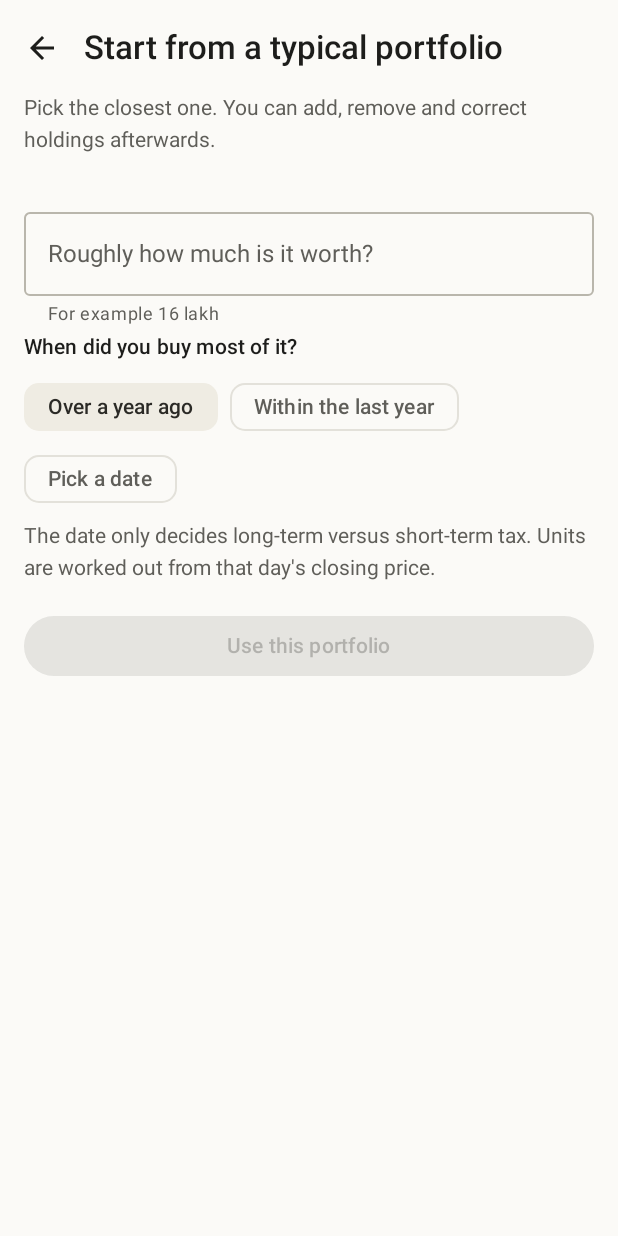
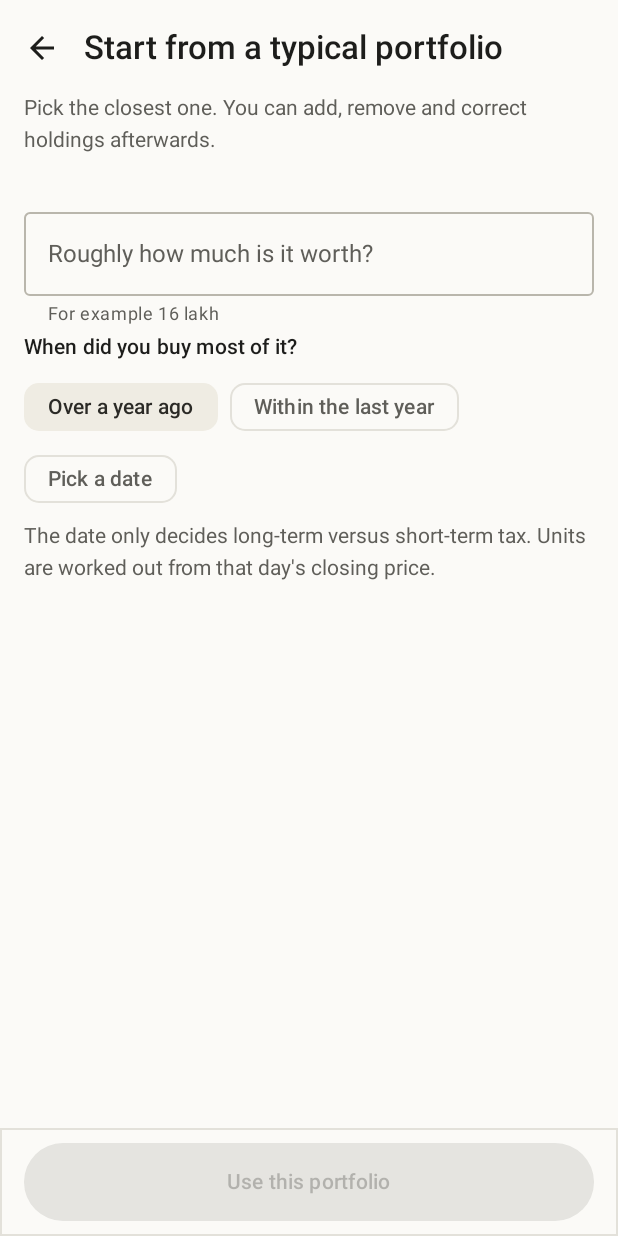
Before and after one commit to p-prakhar/portfolio-rebalancing, an Android app built with Jetpack Compose: the composable StarterScreen shown on its own in the app's theme, on a phone screen of 412 x 824 dp. Run offline under Robolectric (Android 15) with nearby library versions, the phone set to English and light mode, and no system bars; libraries missing offline, so code that uses them is left out: com.chaquo.python; 2 statements that could not run were skipped.

Commit message:
Android: fix dark mode text contrast, pin main actions, tidy strategy choices
Text outside a Surface took the default black content colour, so the first
run and start screens were unreadable in dark mode. The app root is now a
Surface with the theme's content colour, and cards and scaffolds set theirs.
Save and Use this portfolio are pinned above the keyboard, strategies show
three choices first, and removing a deposit asks first.

Co-Authored-By: Claude Fable 5.2 <noreply@anthropic.com>
Claude-Session: https://claude.ai/code/session_01TvqZTqKwgMH9GPfUQPnJLt

```diff
--- a/android/app/src/main/java/app/portfolioengine/ui/components/Components.kt
+++ b/android/app/src/main/java/app/portfolioengine/ui/components/Components.kt
@@ -17,6 +17,8 @@ import androidx.compose.foundation.layout.fillMaxSize
 import androidx.compose.foundation.layout.fillMaxWidth
 import androidx.compose.foundation.layout.height
 import androidx.compose.foundation.layout.heightIn
+import androidx.compose.foundation.layout.imePadding
+import androidx.compose.foundation.layout.navigationBarsPadding
 import androidx.compose.foundation.layout.padding
 import androidx.compose.foundation.layout.size
 import androidx.compose.foundation.layout.width
@@ -79,11 +81,11 @@ fun AppCard(modifier: Modifier = Modifier, onClick: (() -> Unit)? = null, conten
     val shape = MaterialTheme.shapes.medium
     val border = BorderStroke(1.dp, MaterialTheme.colorScheme.outlineVariant)
     if (onClick != null) {
-        Surface(onClick = onClick, modifier = modifier.fillMaxWidth(), shape = shape, color = MaterialTheme.colorScheme.surfaceContainerLow, border = border) {
+        Surface(onClick = onClick, modifier = modifier.fillMaxWidth(), shape = shape, color = MaterialTheme.colorScheme.surfaceContainerLow, contentColor = MaterialTheme.colorScheme.onSurface, border = border) {
             Column(Modifier.padding(16.dp), content = content)
         }
     } else {
-        Surface(modifier = modifier.fillMaxWidth(), shape = shape, color = MaterialTheme.colorScheme.surfaceContainerLow, border = border) {
+        Surface(modifier = modifier.fillMaxWidth(), shape = shape, color = MaterialTheme.colorScheme.surfaceContainerLow, contentColor = MaterialTheme.colorScheme.onSurface, border = border) {
             Column(Modifier.padding(16.dp), content = content)
         }
     }
@@ -91,7 +93,7 @@ fun AppCard(modifier: Modifier = Modifier, onClick: (() -> Unit)? = null, conten
 
 @Composable
 fun SectionTitle(text: String, modifier: Modifier = Modifier) {
-    Text(text, style = MaterialTheme.typography.titleMedium, modifier = modifier.padding(top = 20.dp, bottom = 8.dp))
+    Text(text, style = MaterialTheme.typography.titleMedium, color = MaterialTheme.colorScheme.onBackground, modifier = modifier.padding(top = 20.dp, bottom = 8.dp))
 }
 
 @Composable
@@ -330,8 +332,20 @@ fun SubScreen(title: String, onBack: () -> Unit, actions: @Composable RowScope.(
         },
         bottomBar = bottomBar,
         containerColor = MaterialTheme.colorScheme.background,
+        contentColor = MaterialTheme.colorScheme.onBackground,
         content = content,
     )
+}
+
+/** The screen's one main action, pinned above the keyboard and system bar so it is always within reach. */
+@Composable
+fun ActionBar(label: String, enabled: Boolean = true, error: String? = null, onClick: () -> Unit) {
+    Surface(color = MaterialTheme.colorScheme.background, contentColor = MaterialTheme.colorScheme.onBackground, border = BorderStroke(1.dp, MaterialTheme.colorScheme.outlineVariant)) {
+        Column(Modifier.fillMaxWidth().navigationBarsPadding().imePadding().padding(horizontal = 16.dp, vertical = 10.dp)) {
+            if (error != null) Text(error, color = MaterialTheme.colorScheme.error, style = MaterialTheme.typography.bodyMedium, modifier = Modifier.padding(bottom = 8.dp))
+            Button(onClick = onClick, enabled = enabled, modifier = Modifier.fillMaxWidth().heightIn(min = 52.dp)) { Text(label) }
+        }
+    }
 }
 
 fun sleeveLabel(sleeve: String): String = when (sleeve) {
--- a/android/app/src/main/java/app/portfolioengine/ui/screens/Onboarding.kt
+++ b/android/app/src/main/java/app/portfolioengine/ui/screens/Onboarding.kt
@@ -42,6 +42,7 @@ import app.portfolioengine.model.objects
 import app.portfolioengine.model.str
 import app.portfolioengine.engine.EngineResult
 import app.portfolioengine.ui.Routes
+import app.portfolioengine.ui.components.ActionBar
 import app.portfolioengine.ui.components.AmountField
 import app.portfolioengine.ui.components.AppCard
 import app.portfolioengine.ui.components.ChoiceRow
@@ -144,7 +145,25 @@ fun StarterScreen(vm: MainViewModel, onBack: () -> Unit) {
     LaunchedEffect(Unit) {
         ((vm.call("starters") as? EngineResult.Ok)?.data as? JSONArray)?.let { a -> starters = (0 until a.length()).map { a.getJSONObject(it) } }
     }
-    SubScreen("Start from a typical portfolio", onBack) { pad ->
+    val amt = Fmt.parseAmount(amount)
+    val apply: () -> Unit = {
+                    busy = true
+                    scope.launch {
+                        when (val r = vm.call("apply_starter", jsonOf("id" to picked, "amount_inr" to amt, "buy_date" to date))) {
+                            is EngineResult.Err -> {
+                                error = r.message
+                                busy = false
+                            }
+                            is EngineResult.Ok -> {
+                                vm.holdingsChanged()
+                                onBack()
+                            }
+                        }
+                    }
+                }
+    SubScreen("Start from a typical portfolio", onBack, bottomBar = {
+        ActionBar(if (busy) "Setting up" else "Use this portfolio", enabled = !busy && picked.isNotEmpty() && amt != null && amt > 0, error = error, onClick = apply)
+    }) { pad ->
         Column(Modifier.fillMaxSize().padding(pad).verticalScroll(rememberScrollState()).padding(horizontal = 16.dp)) {
             Muted("Pick the closest one. You can add, remove and correct holdings afterwards.")
             Spacer(Modifier.height(12.dp))
@@ -178,31 +197,6 @@ fun StarterScreen(vm: MainViewModel, onBack: () -> Unit) {
             }
             Spacer(Modifier.height(6.dp))
             Muted("The date only decides long-term versus short-term tax. Units are worked out from that day's closing price.")
-            if (error != null) {
-                Spacer(Modifier.height(10.dp))
-                Text(error!!, color = MaterialTheme.colorScheme.error)
-            }
-            Spacer(Modifier.height(20.dp))
-            val amt = Fmt.parseAmount(amount)
-            Button(
-                enabled = !busy && picked.isNotEmpty() && amt != null && amt > 0,
-                modifier = Modifier.fillMaxWidth(),
-                onClick = {
-                    busy = true
-                    scope.launch {
-                        when (val r = vm.call("apply_starter", jsonOf("id" to picked, "amount_inr" to amt, "buy_date" to date))) {
-                            is EngineResult.Err -> {
-                                error = r.message
-                                busy = false
-                            }
-                            is EngineResult.Ok -> {
-                                vm.holdingsChanged()
-                                onBack()
-                            }
-                        }
-                    }
-                },
-            ) { Text(if (busy) "Setting up" else "Use this portfolio") }
             Spacer(Modifier.height(32.dp))
         }
     }
```
Also changed, not shown: android/app/src/main/java/app/portfolioengine/ui/AppRoot.kt (+5 -2 lines), android/app/src/main/java/app/portfolioengine/ui/screens/Lists.kt (+16 -1 lines), android/app/src/main/java/app/portfolioengine/ui/screens/More.kt (+30 -7 lines), android/app/src/main/java/app/portfolioengine/ui/screens/Profile.kt (+20 -21 lines).
